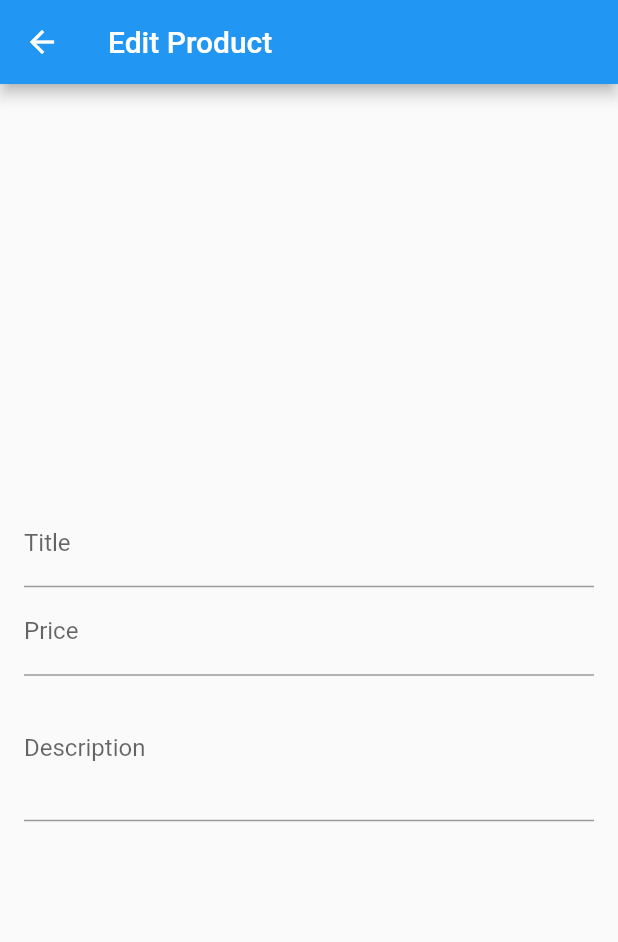
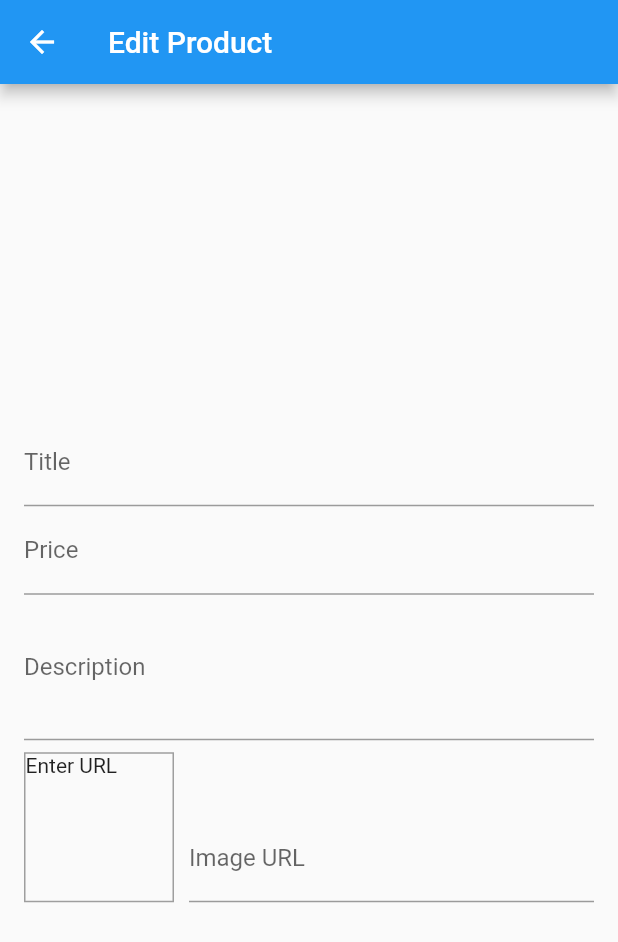
Before and after one commit to bunyawats/flutter_dart_complete_guide, a Flutter app: the EditProductScreen screen opened directly, on a phone screen of 412 x 824 dp. Shown: the top 942 px of the screen. Run offline on Flutter 3.47's test engine with Material 2 defaults, Android fonts, the phone set to English and light mode, and no system bars.

Commit message:
checkpoint 226

```diff
--- a/lib/shop_app/screens/edit_product_screen.dart
+++ b/lib/shop_app/screens/edit_product_screen.dart
@@ -1,3 +1,4 @@
+import 'package:flutter/cupertino.dart';
 import 'package:flutter/material.dart';
 import 'package:flutter/widgets.dart';
 
@@ -11,13 +12,30 @@ class EditProductScreen extends StatefulWidget {
 class _EditProductScreenState extends State<EditProductScreen> {
   final _priceFocusNode = FocusNode();
   final _descriptionFocusNode = FocusNode();
+  final _imageUrlController = TextEditingController();
+  final _imageFocusNode = FocusNode();
+
+  @override
+  void initState() {
+    _imageFocusNode.addListener(_updateImageUrl);
+    super.initState();
+  }
 
   @override
   void dispose() {
+    _imageFocusNode.removeListener(_updateImageUrl);
     _priceFocusNode.dispose();
     _descriptionFocusNode.dispose();
+    _imageUrlController.dispose();
+    _imageFocusNode.dispose();
 
     super.dispose();
+  }
+
+  void _updateImageUrl() {
+    if (!_imageFocusNode.hasFocus) {
+      setState(() {});
+    }
   }
 
   @override
@@ -63,6 +81,45 @@ class _EditProductScreenState extends State<EditProductScreen> {
                     keyboardType: TextInputType.multiline,
                     focusNode: _descriptionFocusNode,
                   ),
+                  Row(
+                    crossAxisAlignment: CrossAxisAlignment.end,
+                    children: <Widget>[
+                      Container(
+                        width: 100,
+                        height: 100,
+                        margin: EdgeInsets.only(
+                          top: 8,
+                          right: 10,
+                        ),
+                        decoration: BoxDecoration(
+                          border: Border.all(
+                            width: 1,
+                            color: Colors.grey,
+                          ),
+                        ),
+                        child: _imageUrlController.text.isEmpty
+                            ? Text('Enter URL')
+                            : FittedBox(
+                                child: Image.network(_imageUrlController.text),
+                                fit: BoxFit.cover,
+                              ),
+                      ),
+                      Expanded(
+                        child: TextFormField(
+                          decoration: InputDecoration(
+                            labelText: 'Image URL',
+                          ),
+                          textInputAction: TextInputAction.done,
+                          keyboardType: TextInputType.url,
+                          controller: _imageUrlController,
+                          onEditingComplete: () {
+                            setState(() {});
+                          },
+                          focusNode: _imageFocusNode,
+                        ),
+                      ),
+                    ],
+                  )
                 ],
               ),
             ),
```
